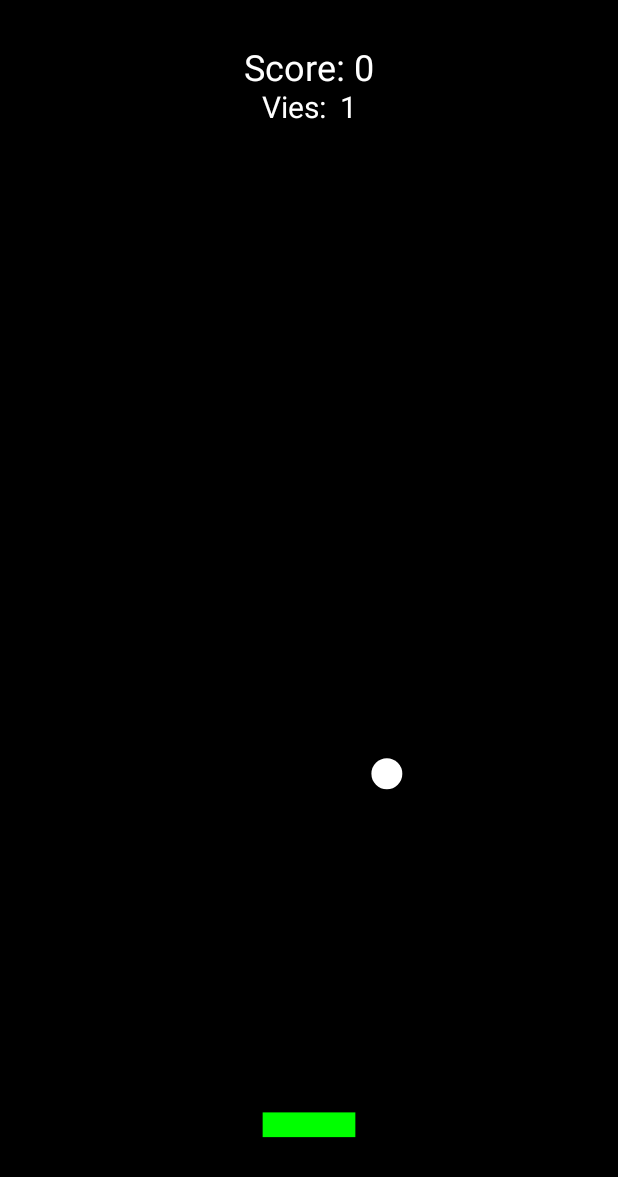
After one commit to nourchene7dridi/GameApp, an Android app built with Jetpack Compose: the PongGameActivity screen opened directly, with no data from a screen before it, on a phone screen of 412 x 824 dp. The commit adds this screen. Shown: the top 1177 px of the screen. Run offline under Robolectric (Android 15) with nearby library versions, the phone set to English and light mode, and no system bars; 1 statement that could not run was skipped.

Commit message:
Jeu PONG CHECK

```diff
--- a/app/src/main/java/com/example/gameapp/SOLO/BreishQuiz/QuizActivity.kt
+++ b/app/src/main/java/com/example/gameapp/SOLO/BreishQuiz/QuizActivity.kt
@@ -10,6 +10,8 @@ import androidx.compose.runtime.*
 import androidx.compose.ui.Modifier
 import com.example.gameapp.SOLO.GameListActivity
 import com.example.gameapp.ui.theme.GameAppTheme
+import com.example.gameapp.SOLO.BreishQuiz.QuizScreen
+
 
 class QuizActivity : ComponentActivity() {
     override fun onCreate(savedInstanceState: Bundle?) {
--- /dev/null
+++ b/app/src/main/java/com/example/gameapp/SOLO/Pong/PongGameActivity.kt
@@ -0,0 +1,26 @@
+package com.example.gameapp.SOLO.Pong
+
+import android.os.Bundle
+import androidx.activity.ComponentActivity
+import androidx.activity.compose.setContent
+import com.example.gameapp.ui.theme.GameAppTheme
+
+class PongGameActivity : ComponentActivity() {
+    override fun onCreate(savedInstanceState: Bundle?) {
+        super.onCreate(savedInstanceState)
+        setContent {
+            GameAppTheme {
+                PongGameScreen(
+                    // Quand on clique sur "Rejouer", on recrée l'activité
+                    onReplay = {
+                        recreate()
+                    },
+                    // Quand on clique sur "Retour", on ferme l'activité
+                    onReturnToMenu = {
+                        finish()
+                    }
+                )
+            }
+        }
+    }
+}
--- /dev/null
+++ b/app/src/main/java/com/example/gameapp/SOLO/Pong/PongGameScreen.kt
@@ -0,0 +1,174 @@
+package com.example.gameapp.SOLO.Pong
+
+import android.content.Context
+import android.media.MediaPlayer
+import android.os.Build
+import android.os.VibrationEffect
+import android.os.Vibrator
+import android.os.VibratorManager
+import androidx.compose.foundation.Canvas
+import androidx.compose.foundation.background
+import androidx.compose.foundation.gestures.detectDragGestures
+import androidx.compose.foundation.layout.*
+import androidx.compose.material3.Button
+import androidx.compose.material3.Text
+import androidx.compose.runtime.*
+import androidx.compose.ui.Alignment
+import androidx.compose.ui.Modifier
+import androidx.compose.ui.geometry.Offset
+import androidx.compose.ui.geometry.Size
+import androidx.compose.ui.graphics.Color
+import androidx.compose.ui.input.pointer.pointerInput
+import androidx.compose.ui.platform.LocalContext
+import androidx.compose.ui.text.TextStyle
+import androidx.compose.ui.text.font.FontWeight
+import androidx.compose.ui.unit.dp
+import androidx.compose.ui.unit.sp
+import com.example.gameapp.R
+import kotlinx.coroutines.delay
+
+// ─── VIBRATION ────────────────────────────────────────────────────────────────
+fun vibrate(context: Context, duration: Long = 50) {
+    val vibrator = if (Build.VERSION.SDK_INT >= Build.VERSION_CODES.S) {
+        (context.getSystemService(Context.VIBRATOR_MANAGER_SERVICE) as VibratorManager)
+            .defaultVibrator
+    } else {
+        @Suppress("DEPRECATION")
+        context.getSystemService(Context.VIBRATOR_SERVICE) as Vibrator
+    }
+    if (Build.VERSION.SDK_INT >= Build.VERSION_CODES.O) {
+        vibrator.vibrate(VibrationEffect.createOneShot(duration, VibrationEffect.DEFAULT_AMPLITUDE))
+    } else {
+        @Suppress("DEPRECATION")
+        vibrator.vibrate(duration)
+    }
+}
+
+// ─── SON DE FAIL ───────────────────────────────────────────────────────────────
+fun playBadSound(context: Context) {
+    val mp = MediaPlayer.create(context, R.raw.mauvaise_reponse)
+    mp.setOnCompletionListener { it.release() }
+    mp.start()
+}
+
+/**
+ * @param onReplay        appelée ➞ on remet le jeu à zéro
+ * @param onReturnToMenu  appelée ➞ on ferme l'activité
+ */
+@Composable
+fun PongGameScreen(
+    onReplay: () -> Unit,
+    onReturnToMenu: () -> Unit
+) {
+    val context = LocalContext.current
+    BoxWithConstraints(
+        modifier = Modifier
+            .fillMaxSize()
+            .background(Color.Black)
+    ) {
+        // ─── Dimensions dynamiques ─────────────────────────
+        val w = constraints.maxWidth.toFloat()
+        val h = constraints.maxHeight.toFloat()
+        val ballRadius = (w * .05f) / 2
+        val paddleW = w * .15f
+        val paddleH = h * .02f
+        val paddleY = h * .9f
+
+        // ─── États ──────────────────────────────────────────
+        var ballX by remember { mutableStateOf(w/2) }
+        var ballY by remember { mutableStateOf(h/2) }
+        var dx by remember { mutableStateOf(w*.007f) }
+        var dy by remember { mutableStateOf(h*.007f) }
+        var paddleX by remember { mutableStateOf((w-paddleW)/2) }
+        var score by remember { mutableStateOf(0) }
+        var lives by remember { mutableStateOf(3) }
+        var gameOver by remember { mutableStateOf(false) }
+
+        // ─── Boucle de jeu ──────────────────────────────────
+        LaunchedEffect(Unit) {
+            while(true) {
+                if(!gameOver) {
+                    ballX += dx; ballY += dy
+                    // rebonds murs
+                    if(ballX-ballRadius<=0 || ballX+ballRadius>=w) dx=-dx
+                    if(ballY-ballRadius<=0) dy=-dy
+                    // rebond raquette
+                    val tol = w*.0005f
+                    val collided =
+                        ballY+ballRadius>=paddleY &&
+                                ballY-ballRadius<=paddleY+paddleH &&
+                                ballX+ballRadius>=paddleX-tol &&
+                                ballX-ballRadius<=paddleX+paddleW+tol
+                    if(collided) {
+                        dy = -dy
+                        ballY = paddleY - ballRadius
+                        score += 1
+                        vibrate(context)
+                    }
+                    // rater la balle
+                    if(ballY-ballRadius>h) {
+                        lives--
+                        playBadSound(context)
+                        if(lives<=0) gameOver=true
+                        else {
+                            ballX = w/2; ballY = h/2
+                        }
+                    }
+                }
+                delay(16L)
+            }
+        }
+
+        // ─── Rendu ──────────────────────────────────────────
+        Box(modifier = Modifier
+            .fillMaxSize()
+            .pointerInput(Unit) {
+                detectDragGestures { change, _ ->
+                    paddleX = (change.position.x - paddleW/2).coerceIn(0f, w-paddleW)
+                }
+            }
+        ) {
+            Canvas(Modifier.fillMaxSize()) {
+                if(!gameOver) {
+                    drawCircle(Color.White, ballRadius, center=Offset(ballX,ballY))
+                }
+                drawRect(
+                    color = if(!gameOver) Color.Green else Color.DarkGray,
+                    topLeft = Offset(paddleX,paddleY),
+                    size = Size(paddleW,paddleH)
+                )
+            }
+            // Score & vies
+            Column(
+                Modifier
+                    .align(Alignment.TopCenter)
+                    .padding(top=32.dp),
+                horizontalAlignment = Alignment.CenterHorizontally
+            ) {
+                Text("Score: $score", style=TextStyle(Color.White, fontSize=24.sp))
+                Text("Vies:  $lives", style=TextStyle(Color.White, fontSize=20.sp))
+            }
+            // Game Over + boutons
+            if(gameOver) {
+                Column(
+                    Modifier.align(Alignment.Center),
+                    horizontalAlignment=Alignment.CenterHorizontally
+                ) {
+                    Text("Game Over",
+                        style=TextStyle(Color.Red,fontSize=36.sp, fontWeight=FontWeight.Bold))
+                    Spacer(Modifier.height(16.dp))
+                    Text("Score final: $score",
+                        style=TextStyle(Color.White,fontSize=24.sp))
+                    Spacer(Modifier.height(24.dp))
+                    Button(onClick=onReplay) {
+                        Text("Rejouer")
+                    }
+                    Spacer(Modifier.height(8.dp))
+                    Button(onClick=onReturnToMenu) {
+                        Text("Retour")
+                    }
+                }
+            }
+        }
+    }
+}
```
Also changed, not shown: app/build.gradle.kts (+10 -1 lines), app/src/main/AndroidManifest.xml (+13 -4 lines), app/src/main/java/com/example/gameapp/SOLO/GameListSOLOActivity.kt (+13 -3 lines), app/src/main/res/drawable/ping_solo.jpg (added), 1 other file.
